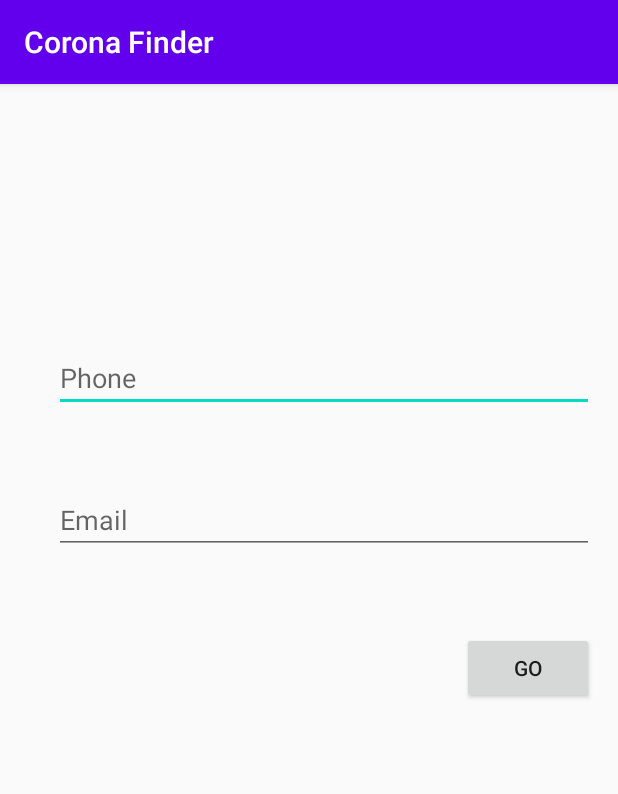
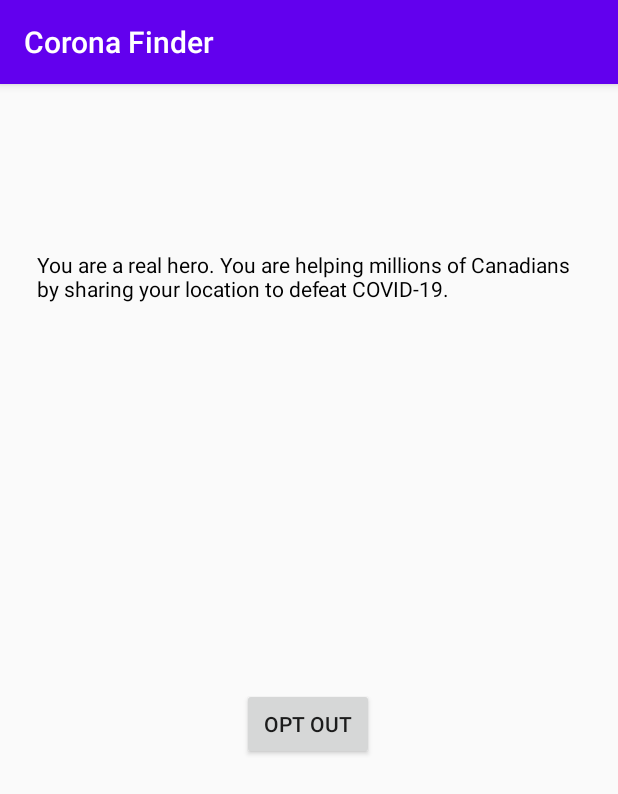
Before and after one commit to iimswiss/Corona2, an Android app: the screen it shows after launch (MainActivity before the commit, FirstWorker after it), on a phone screen of 412 x 824 dp. Shown: the top 794 px of the screen. Run offline under Robolectric (Android 15) with nearby library versions, the phone set to English and light mode, and no system bars.

Commit message:
first commit after finishing with registeration process.

```diff
--- a/app/build.gradle
+++ b/app/build.gradle
@@ -6,7 +6,7 @@ android {
 
     defaultConfig {
         applicationId "com.iimswiss.corona"
-        minSdkVersion 14
+        minSdkVersion 19
         targetSdkVersion 29
         versionCode 1
         versionName "1.0"
--- /dev/null
+++ b/app/src/main/java/com/iimswiss/corona/Alarm.java
@@ -0,0 +1,53 @@
+package com.iimswiss.corona;
+
+import android.app.AlarmManager;
+import android.app.PendingIntent;
+import android.content.BroadcastReceiver;
+import android.content.Context;
+import android.content.Intent;
+import android.util.Log;
+import android.widget.Toast;
+
+import java.util.Calendar;
+import java.util.Date;
+
+public class Alarm extends BroadcastReceiver {
+    Comm comm = new Comm();
+    int i = 0;
+
+    @Override
+    public void onReceive(Context context, Intent intent) {
+        //sendLocation
+        //Toast.makeText(context, "Alarm Called. Next alarm will be after 5 minutes.", Toast.LENGTH_LONG).show();
+        Log.d("myLog", "Called: " + i);
+        i++;
+        SetAlarm(context);
+    }
+
+    public void SetAlarm(Context context) {
+        AlarmManager alarmManager = (AlarmManager) context
+                .getSystemService(Context.ALARM_SERVICE);
+
+        Date dat = new Date();
+        Calendar cal_alarm = Calendar.getInstance();
+        Calendar calendar = Calendar.getInstance();
+        calendar.setTime(dat);
+        cal_alarm.setTime(dat);
+        cal_alarm.set(Calendar.HOUR_OF_DAY, 10);
+        cal_alarm.set(Calendar.MINUTE, 43);
+        cal_alarm.set(Calendar.SECOND, 0);
+
+        if (cal_alarm.before(calendar)) {
+            cal_alarm.add(Calendar.DATE, 1);
+        }
+        Intent i = new Intent(context, Alarm.class);
+        PendingIntent pi = PendingIntent.getBroadcast(context, 0, i, 0);
+        if (alarmManager != null) {
+            //reset alarm for next 5 minutes.
+            //alarmManager.setRepeating(AlarmManager.RTC_WAKEUP, cal_alarm.getTimeInMillis(), 1000 * 60 * 5, pi); // Millisec * Second * Minute
+            //alarmManager.setRepeating(AlarmManager.RTC_WAKEUP, cal_alarm.getTimeInMillis(), 5000, pi); // Millisec * Second * Minute
+            alarmManager.setExact(AlarmManager.ELAPSED_REALTIME_WAKEUP, 5000, pi);
+        }
+    }
+
+}
--- /dev/null
+++ b/app/src/main/java/com/iimswiss/corona/AppContext.java
@@ -0,0 +1,16 @@
+package com.iimswiss.corona;
+
+import android.app.Application;
+import android.content.Context;
+
+public class AppContext extends Application {
+    private static Context context;
+    public void onCreate() {
+        super.onCreate();
+        AppContext.context = getApplicationContext();
+    }
+
+    public static Context getAppContext() {
+        return AppContext.context;
+    }
+}
--- /dev/null
+++ b/app/src/main/java/com/iimswiss/corona/FirstWorker.java
@@ -0,0 +1,88 @@
+package com.iimswiss.corona;
+
+import androidx.appcompat.app.AppCompatActivity;
+import androidx.core.app.ActivityCompat;
+import androidx.core.content.ContextCompat;
+
+import android.Manifest;
+import android.app.AlarmManager;
+import android.app.AlertDialog;
+import android.app.PendingIntent;
+import android.content.Context;
+import android.content.DialogInterface;
+import android.content.Intent;
+import android.content.pm.PackageManager;
+import android.os.Build;
+import android.os.Bundle;
+import android.view.View;
+import android.widget.Button;
+
+import java.util.Calendar;
+import java.util.Date;
+
+public class FirstWorker extends AppCompatActivity {
+    @Override
+    protected void onCreate(Bundle savedInstanceState) {
+        super.onCreate(savedInstanceState);
+        setContentView(R.layout.activity_first_worker);
+        //start location tracker here
+        Alarm alarm = new Alarm();
+        alarm.SetAlarm(FirstWorker.this);
+        Button butOptOut = findViewById(R.id.butOptOut);
+        butOptOut.setOnClickListener(new View.OnClickListener() {
+            @Override
+            public void onClick(View v) {
+                AlertDialog.Builder builder = new AlertDialog.Builder(FirstWorker.this);
+                builder.setMessage("Opt out only if you are not a real hero. Tap on 'I am not a hero' to opt out.");
+                builder.setPositiveButton("I am a hero", new DialogInterface.OnClickListener() {
+                    @Override
+                    public void onClick(DialogInterface dialog, int which) {
+                        showMessage("Thank You!", "We salute you.");
+                    }
+                });
+                builder.setNegativeButton("I am not a hero", new DialogInterface.OnClickListener() {
+                    @Override
+                    public void onClick(DialogInterface dialog, int which) {
+                        Comm comm = new Comm();
+                        comm.SaveSettings("phone","");
+                        comm.SaveSettings("email","");
+                        Intent intent = new Intent(FirstWorker.this, MainActivity.class);
+                        intent.setFlags(Intent.FLAG_ACTIVITY_CLEAR_TOP | Intent.FLAG_ACTIVITY_NO_HISTORY);
+                        startActivity(intent);
+                        finish();
+                    }
+                });
+                builder.show();
+            }
+        });
+        //https://stackoverflow.com/questions/12957645/setting-a-repeating-alarm-in-android
+        //SetAlarm(FirstWorker.this);
+
+//        if (android.os.Build.VERSION.SDK_INT > Build.VERSION_CODES.M) {
+//            int MY_PERMISSIONS_REQUEST_ACCESS_LOCATION = 1;
+//            if (ContextCompat.checkSelfPermission(FirstWorker.this, android.Manifest.permission.ACCESS_FINE_LOCATION) != PackageManager.PERMISSION_GRANTED) {
+//                ActivityCompat.requestPermissions(FirstWorker.this,
+//                        new String[]{Manifest.permission.ACCESS_FINE_LOCATION},
+//                        MY_PERMISSIONS_REQUEST_ACCESS_LOCATION);
+//            } else {
+//
+//                //startupProcess();
+//            }
+//        } else {
+//            //startupProcess();
+//        }
+    }
+
+    void showMessage(String title, String msg) {
+        new android.app.AlertDialog.Builder(FirstWorker.this)
+                .setTitle(title)
+                .setMessage(msg)
+                .setPositiveButton(android.R.string.yes, new DialogInterface.OnClickListener() {
+                    public void onClick(DialogInterface dialog, int which) {
+                        dialog.dismiss();
+                    }
+                })
+                .show();
+    }
+
+}
--- /dev/null
+++ b/app/src/main/res/layout/activity_first_worker.xml
@@ -0,0 +1,35 @@
+<?xml version="1.0" encoding="utf-8"?>
+<androidx.constraintlayout.widget.ConstraintLayout xmlns:android="http://schemas.android.com/apk/res/android"
+    xmlns:app="http://schemas.android.com/apk/res-auto"
+    xmlns:tools="http://schemas.android.com/tools"
+    android:layout_width="match_parent"
+    android:layout_height="match_parent"
+    tools:context=".FirstWorker">
+
+    <TextView
+        android:id="@+id/textView"
+        android:layout_width="371dp"
+        android:layout_height="75dp"
+        android:clickable="false"
+        android:enabled="false"
+        android:text="@string/appInfo"
+        android:textColor="#000000"
+        app:layout_constraintBottom_toBottomOf="parent"
+        app:layout_constraintEnd_toEndOf="parent"
+        app:layout_constraintHorizontal_bias="0.6"
+        app:layout_constraintStart_toStartOf="parent"
+        app:layout_constraintTop_toTopOf="parent"
+        app:layout_constraintVertical_bias="0.16" />
+
+    <Button
+        android:id="@+id/butOptOut"
+        android:layout_width="wrap_content"
+        android:layout_height="wrap_content"
+        android:text="@string/opt_out"
+        app:layout_constraintBottom_toBottomOf="parent"
+        app:layout_constraintEnd_toEndOf="parent"
+        app:layout_constraintHorizontal_bias="0.498"
+        app:layout_constraintStart_toStartOf="parent"
+        app:layout_constraintTop_toBottomOf="@+id/textView"
+        app:layout_constraintVertical_bias="0.406" />
+</androidx.constraintlayout.widget.ConstraintLayout>
--- a/app/src/main/res/values/strings.xml
+++ b/app/src/main/res/values/strings.xml
@@ -5,4 +5,7 @@
     <string name="go">Go</string>
     <string name="enter_verification_code">Enter Verification Code</string>
     <string name="verify">Verify</string>
+    <string name="appInfo">You are a real hero. You are helping millions of Canadians by sharing your location to defeat COVID-19.</string>
+    <string name="allow">Allow</string>
+    <string name="opt_out">Opt Out</string>
 </resources>
```
Also changed, not shown: app/src/main/AndroidManifest.xml (+11 -1 lines), app/src/main/java/com/iimswiss/corona/Comm.java (+236 -2 lines), app/src/main/java/com/iimswiss/corona/Location.java (added, +82 -0 lines), app/src/main/java/com/iimswiss/corona/MainActivity.java (+28 -22 lines), app/src/main/java/com/iimswiss/corona/VerifyCode.java (+10 -7 lines).
